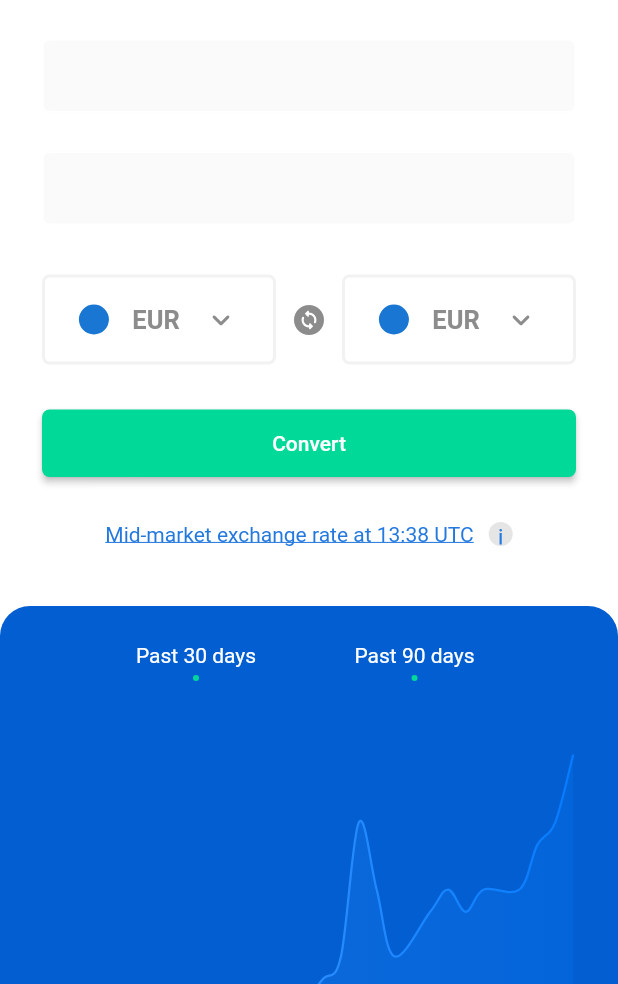
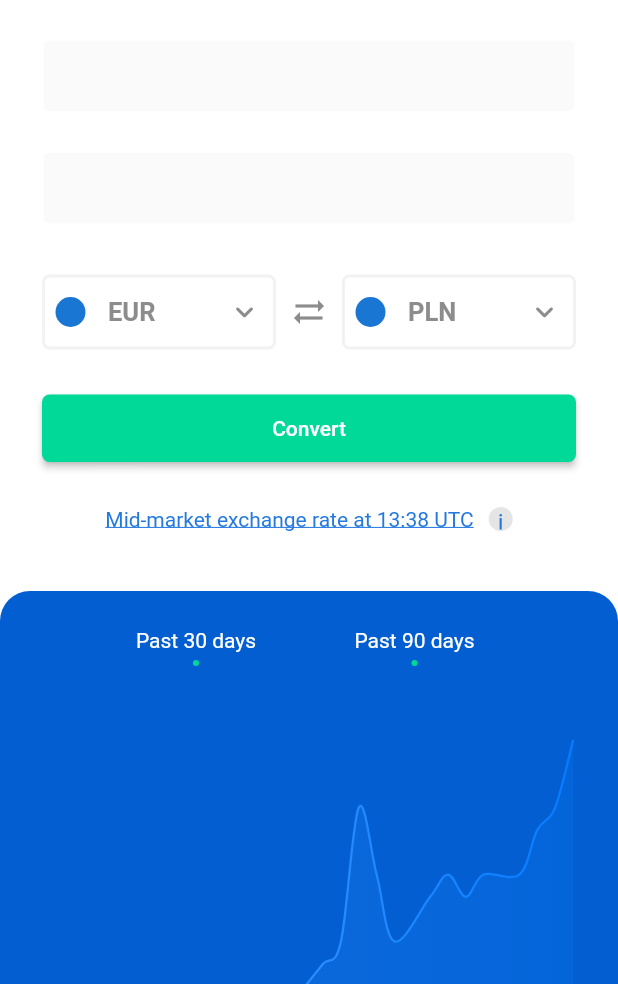
Before and after one commit to Rhemi7/euro_currency_converter, a Flutter app: the screen it shows after launch, after a tap on "Convert", on a phone screen of 412 x 824 dp, the part 252-1236 px from its top. Run offline on Flutter 3.47's test engine with Material 2 defaults, Android fonts, the phone set to English and light mode, and no system bars; drawn by our look-alikes of fl_chart; our stand-ins replace dartz, data_connection_checker, equatable, flutter_riverpod, get_it; network calls fail.

Commit message:
dropdown widget for currency and provider scope

```diff
--- a/lib/features/currency_calculator/presentation/notifier/converter_notifier/converter_notifier.dart
+++ b/lib/features/currency_calculator/presentation/notifier/converter_notifier/converter_notifier.dart
@@ -16,6 +16,7 @@ class ConverterNotifier extends StateNotifier<ConverterState> {
 
 
         state = ConverterLoaded(rate: rate.rates?.values.first);
+        print('rate ${rate.rates?.values.first}');
       });
     } catch (e) {
       state = ConverterError(message: e.toString());
--- a/lib/features/currency_calculator/presentation/screens/main_screen.dart
+++ b/lib/features/currency_calculator/presentation/screens/main_screen.dart
@@ -1,7 +1,8 @@
 import 'package:fl_chart/fl_chart.dart';
 import 'package:flutter/material.dart';
-
+import 'package:flutter_riverpod/flutter_riverpod.dart';
 import '../../data/models/currency_model.dart';
+import '../provider/providers.dart';
 import '../widgets/currency_drop_down_widget.dart';
 import '../widgets/primary_button.dart';
 import '../widgets/test_text_field.dart';
@@ -24,12 +25,15 @@ class _MainScreenState extends State<MainScreen> {
 
   List<CurrencyModel> currencyList = [
     CurrencyModel(name: 'EUR', image: ''),
-    CurrencyModel(name: 'EUR', image: ''),
-    CurrencyModel(name: 'EUR', image: ''),
+    CurrencyModel(name: 'USD', image: ''),
+    CurrencyModel(name: 'PLN', image: ''),
   ];
 
   CurrencyModel selectedFirstCurrency = CurrencyModel(name: 'EUR', image: '');
   CurrencyModel selectedSecondCurrency = CurrencyModel(name: 'EUR', image: '');
+  String _selectedFirstCurrency = 'EUR';
+  String _selectedSecondCurrency = 'PLN';
+
 
   @override
   Widget build(BuildContext context) {
@@ -78,11 +82,11 @@ class _MainScreenState extends State<MainScreen> {
               ),
             ),
             TestTextField(
-              suffixText: 'EUR',
+              suffixText: _selectedFirstCurrency,
               controller: firstFieldController,
             ),
             TestTextField(
-              suffixText: 'PLN',
+              suffixText: _selectedSecondCurrency,
               controller: secondFieldController,
             ),
             const SizedBox(
@@ -91,19 +95,20 @@ class _MainScreenState extends State<MainScreen> {
             Padding(
               padding: const EdgeInsets.symmetric(horizontal: 28.0),
               child: Row(
-                children: const [
-                  CurrencyDropdownWidget(),
-                  SizedBox(
+                children: [
+                  customDropDownWidget(true),
+                  // const ,
+                  const SizedBox(
                     width: 10,
                   ),
-                  Icon(
-                    Icons.change_circle_rounded,
+                  const Icon(
+                    Icons.sync_alt,
                     color: Color(0xff8C8C8C),
                   ),
-                  SizedBox(
+                  const SizedBox(
                     width: 10,
                   ),
-                  CurrencyDropdownWidget(),
+                  customDropDownWidget(false),
                 ],
               ),
             ),
@@ -114,7 +119,11 @@ class _MainScreenState extends State<MainScreen> {
               padding: const EdgeInsets.symmetric(horizontal: 28.0),
               child: PrimaryButton(
                 text: 'Convert',
-                onPressed: () {},
+                onPressed: () {
+                  context
+                      .read(converterNotifierProvider.notifier)
+                      .getRate("USD");
+                },
               ),
             ),
             const SizedBox(
@@ -151,7 +160,6 @@ class _MainScreenState extends State<MainScreen> {
             Container(
               padding: const EdgeInsets.fromLTRB(25.0, 25.0, 30.0, 35.0),
               width: MediaQuery.of(context).size.width,
-
               decoration: const BoxDecoration(
                   color: Color(0xff035FD1),
                   borderRadius: BorderRadius.only(
@@ -165,27 +173,34 @@ class _MainScreenState extends State<MainScreen> {
                     children: [
                       Column(
                         children: const [
-                          Text('Past 30 days', style: TextStyle(color: Colors.white),),
+                          Text(
+                            'Past 30 days',
+                            style: TextStyle(color: Colors.white),
+                          ),
                           SizedBox(
                             height: 5,
                           ),
                           CircleAvatar(
                             radius: 2,
                             backgroundColor: Color(0xff00D899),
-                          )                        ],
+                          )
+                        ],
                       ),
                       Column(
                         children: const [
-                          Text('Past 90 days', style: TextStyle(color: Colors.white),),
+                          Text(
+                            'Past 90 days',
+                            style: TextStyle(color: Colors.white),
+                          ),
                           SizedBox(
                             height: 5,
                           ),
                           CircleAvatar(
                             radius: 2,
                             backgroundColor: Color(0xff00D899),
-                          )                        ],
+                          )
+                        ],
                       ),
-
                     ],
                   ),
                   const SizedBox(
@@ -199,12 +214,6 @@ class _MainScreenState extends State<MainScreen> {
                         LineChartData(
                           lineTouchData: LineTouchData(
 
-                            // touchTooltipData: LineTouchTooltipData(
-                            //   tooltipBgColor: HashColors.colorPink,
-                            // ),
-                            // touchCallback: (LineTouchResponse touchResponse) {
-                            //   // handle it
-                            // },
                               ),
                           gridData: FlGridData(
                             show: false,
@@ -234,12 +243,6 @@ class _MainScreenState extends State<MainScreen> {
                                       fontSize: 16),
                               getTitles: (value) {
                                 switch (value.toInt()) {
-                                // case 2:
-                                //   return 'MAR';
-                                // case 5:
-                                //   return 'JUN';
-                                // case 8:
-                                //   return 'SEP';
                                 }
                                 return '';
                               },
@@ -255,12 +258,7 @@ class _MainScreenState extends State<MainScreen> {
                               ),
                               getTitles: (value) {
                                 switch (value.toInt()) {
-                                // case 1:
-                                //   return '10k';
-                                // case 3:
-                                //   return '30k';
-                                // case 5:
-                                //   return '50k';
+
                                 }
                                 return '';
                               },
@@ -271,8 +269,7 @@ class _MainScreenState extends State<MainScreen> {
                           borderData: FlBorderData(
                               show: false,
                               border: Border.all(
-                                  color: const Color(0xff37434d),
-                                  width: 1)),
+                                  color: const Color(0xff37434d), width: 1)),
                           minX: 0,
                           maxX: 30,
                           minY: 0,
@@ -314,8 +311,7 @@ class _MainScreenState extends State<MainScreen> {
                               belowBarData: BarAreaData(
                                 show: true,
                                 colors: gradientColors
-                                    .map(
-                                        (color) => color.withOpacity(0.2))
+                                    .map((color) => color.withOpacity(0.2))
                                     .toList(),
                               ),
                             ),
@@ -343,4 +339,40 @@ class _MainScreenState extends State<MainScreen> {
       ),
     );
   }
+
+  Expanded customDropDownWidget(bool first) {
+    return Expanded(
+                  child: Container(
+                    height: 50,
+                    padding: const EdgeInsets.symmetric(vertical: 10.0, horizontal: 7.0),
+                    decoration: BoxDecoration(
+                      border: Border.all(color: const Color(0xffF2F2F2), width: 2),
+                      borderRadius: BorderRadius.circular(5),
+                    ),
+                    child: DropdownButtonHideUnderline(
+                      child: DropdownButton<dynamic>(
+                        icon: const Icon(
+                          Icons.keyboard_arrow_down_rounded,
+                          color: Color(0xff8C8C8C),
+                        ),
+                          value: first ? _selectedFirstCurrency : _selectedSecondCurrency,
+                          items: currencyList.map((CurrencyModel currency) {
+                            return DropdownMenuItem(
+                                value: currency.name,
+                                child: Opacity(
+                                  opacity: 1,
+                                  child: CustomTextWidget(
+                                    currency: currency.name,
+                                  ),
+                                ));
+                          }).toList(),
+                          onChanged: (newValue) {
+                            setState(() {
+                              first ? _selectedFirstCurrency = newValue : _selectedSecondCurrency = newValue;
+                            });
+                          }),
+                    ),
+                  ),
+                );
   }
+}
--- a/lib/features/currency_calculator/presentation/widgets/currency_drop_down_widget.dart
+++ b/lib/features/currency_calculator/presentation/widgets/currency_drop_down_widget.dart
@@ -1,40 +1,29 @@
 import 'package:flutter/material.dart';
 
-class CurrencyDropdownWidget extends StatelessWidget {
-  const CurrencyDropdownWidget({
-    Key? key,
-  }) : super(key: key);
+class CustomTextWidget extends StatelessWidget {
+ final String currency;
+
+  const CustomTextWidget({Key? key, required this.currency}) : super(key: key);
 
   @override
   Widget build(BuildContext context) {
-    return Expanded(
-      child: Container(
-        height: 60,
-        padding: const EdgeInsets.symmetric(vertical: 10.0, horizontal: 7.0),
-        decoration: BoxDecoration(
-          border: Border.all(color: const Color(0xffF2F2F2), width: 2),
-          borderRadius: BorderRadius.circular(5),
+    return Row(
+      // mainAxisAlignment: MainAxisAlignment.spaceEvenly,
+      children: [
+        const CircleAvatar(
+          radius: 10,
         ),
-        child: Row(
-          mainAxisAlignment: MainAxisAlignment.spaceEvenly,
-          children: const [
-            CircleAvatar(
-              radius: 10,
-            ),
-            Text(
-              'EUR',
-              style: TextStyle(
-                  color: Color(0xff8C8C8C),
-                  fontWeight: FontWeight.bold,
-                  fontSize: 17.0),
-            ),
-            Icon(
-              Icons.keyboard_arrow_down_rounded,
+       const SizedBox(
+          width: 15,
+        ),
+        Text(
+          currency,
+          style: const TextStyle(
               color: Color(0xff8C8C8C),
-            )
-          ],
+              fontWeight: FontWeight.bold,
+              fontSize: 17.0),
         ),
-      ),
+      ],
     );
   }
 }
--- a/lib/main.dart
+++ b/lib/main.dart
@@ -1,9 +1,14 @@
 import 'package:flutter/material.dart';
+import 'service_locator.dart' as di;
+import 'features/currency_calculator/presentation/screens/main_screen.dart';
+import 'package:flutter_riverpod/flutter_riverpod.dart';
 
-import 'features/currency_calculator/presentation/screens/main_screen.dart';
+void main() async {
+  WidgetsFlutterBinding.ensureInitialized();
 
-void main() {
-  runApp(const MyApp());
+  //initialize dependency injection
+  await di.setUpLocator();
+  runApp(const ProviderScope(child: MyApp(),));
 }
 
 class MyApp extends StatelessWidget {
--- a/pubspec.yaml
+++ b/pubspec.yaml
@@ -48,7 +48,7 @@ dev_dependencies:
   # rules and activating additional ones.
   flutter_lints: ^1.0.0
   http: ^0.13.0
-  get_it: ^5.0.1
+  get_it: ^7.2.0
   equatable: ^2.0.2
   mockito: ^5.0.9
   dartz: ^0.10.0
```
Also changed, not shown: pubspec.lock. Lines whose indentation alone changed are shown as unchanged.
